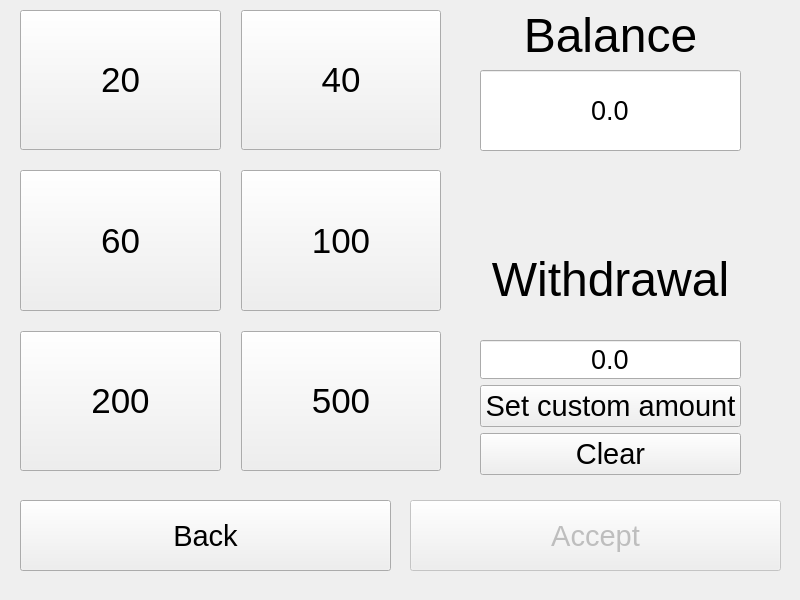
Old version of the form qt/banksim/mainwindow.ui in the repository lassesuomela/banksim.
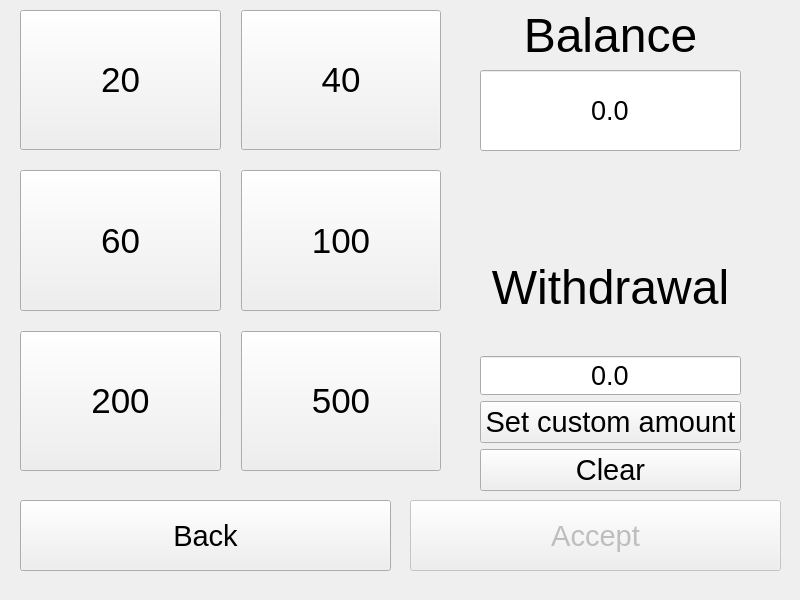
New version of the form.

```diff
--- a/qt/banksim/mainwindow.ui
+++ b/qt/banksim/mainwindow.ui
@@ -724,7 +724,7 @@
        <x>480</x>
        <y>234</y>
        <width>261</width>
-       <height>251</height>
+       <height>267</height>
       </rect>
      </property>
      <layout class="QVBoxLayout" name="verticalLayout_5">
```
Left out of the diff: 22 changed lines with no effect on the pictures.
